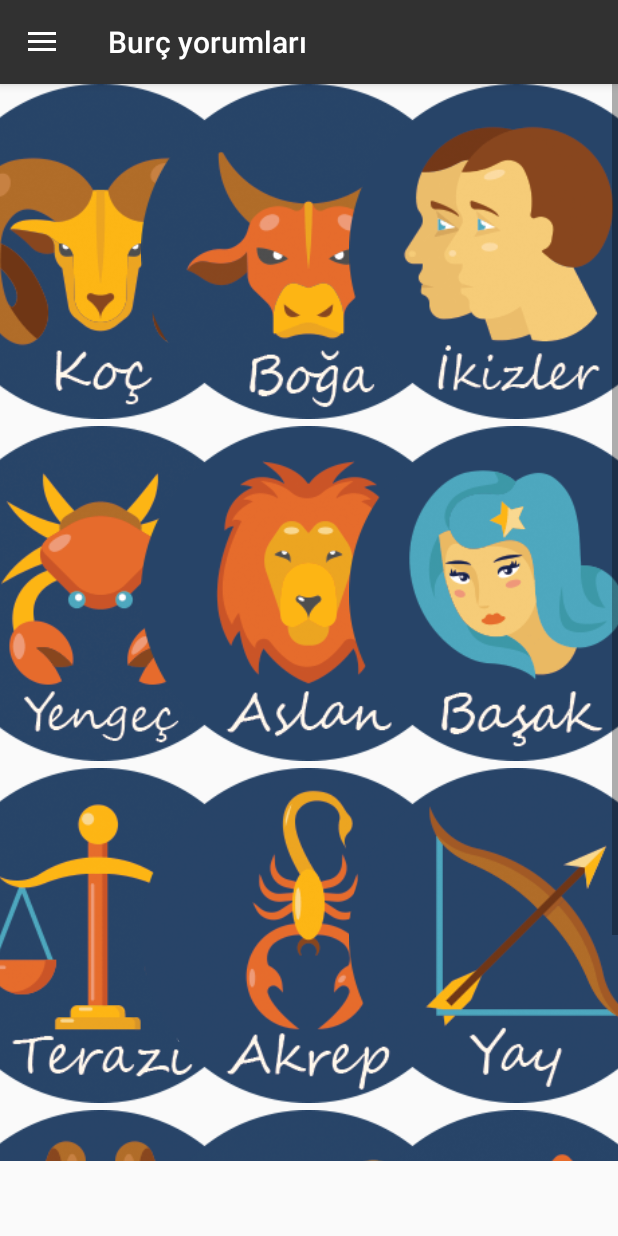
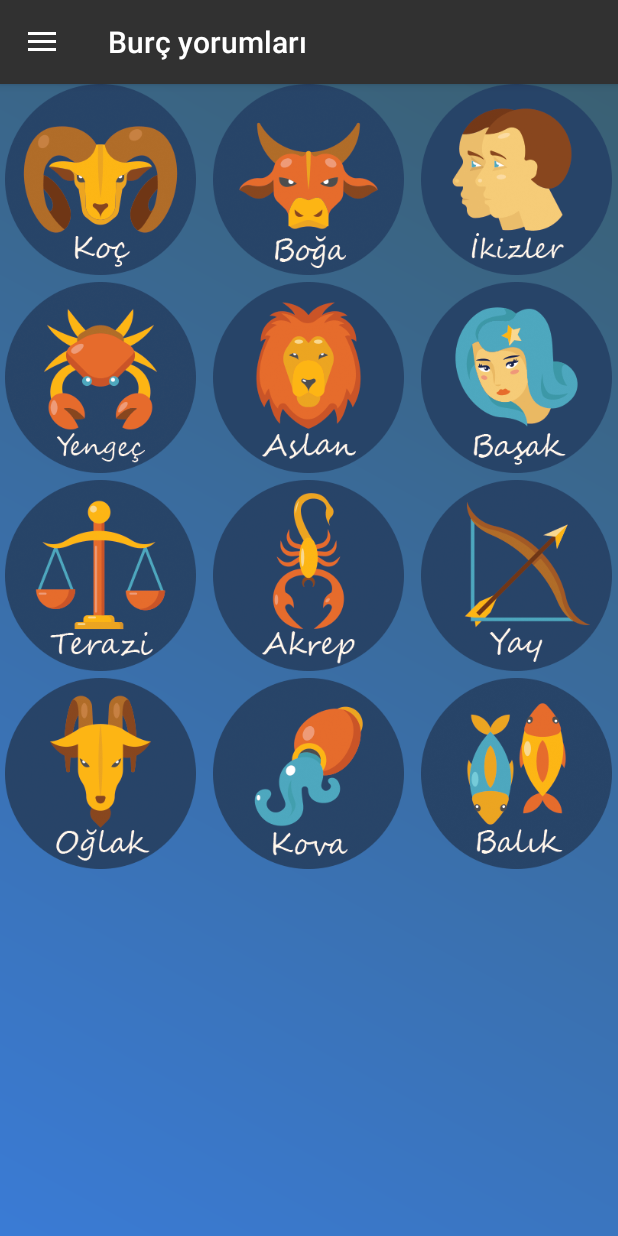
Before and after one commit to dmaulikr/GunlukBurclar, an Android app: the screen it shows after launch (MainActivity), after a tap on "Burç yorumları", on a phone screen of 412 x 824 dp. Run offline under Robolectric (Android 15) with nearby library versions, the phone set to English and light mode, and no system bars; our stand-ins replace AdMob, CircleImageView; libraries missing offline, so code that uses them is left out: com.android.vending, com.facebook, com.facebook.ads, com.facebook.appevents, jp.co.recruit_mp; pictures from the network do not load; 16 statements that could not run were skipped; 2 other taps on this screen came first.

Commit message:
upgrading to v3.0

```diff
--- a/app/src/main/java/org/uusoftware/burclar/FragmentHome.java
+++ b/app/src/main/java/org/uusoftware/burclar/FragmentHome.java
@@ -49,6 +49,7 @@ public class FragmentHome extends Fragment {
             RelativeLayout adViewContainer = (RelativeLayout) v.findViewById(R.id.adFacebook);
             adView = new com.facebook.ads.AdView(getActivity(), "155235578298611_155235834965252", AdSize.BANNER_HEIGHT_50);
             AdSettings.addTestDevice("93b55fab32ae5be4b95fb1fa2815d35b");
+            AdSettings.addTestDevice("9c984b400407ede69f69662c8816f1d3");
             adViewContainer.addView(adView);
             adView.loadAd();
         }
--- a/app/src/main/java/org/uusoftware/burclar/MainActivity.java
+++ b/app/src/main/java/org/uusoftware/burclar/MainActivity.java
@@ -63,7 +63,6 @@ public class MainActivity extends AppCompatActivity {
     Toolbar toolbar;
     NavigationView navigationView;
     DrawerLayout drawerLayout;
-    MenuItem clickedMenuItem;
 
    /* CallbackManager callbackmanager;
     LoginButton loginButton;*/
@@ -129,8 +128,6 @@ public class MainActivity extends AppCompatActivity {
             // This method will trigger on item Click of navigation menu
             @Override
             public boolean onNavigationItemSelected(MenuItem menuItem) {
-
-                clickedMenuItem = menuItem;
                 menuItem.setChecked(true);
 
                 //Closing drawer on item click
@@ -321,10 +318,17 @@ public class MainActivity extends AppCompatActivity {
             if (ownedSkus.contains("premium")) {
                 premium = true;
                 prefs.edit().putBoolean("Premium", true).apply();
+
+                MenuItem item = navigationView.getMenu().findItem(R.id.nav_premium);
+                item.setTitle(R.string.nav_text_premium2);
             } else {
                 premium = false;
                 prefs.edit().putBoolean("Premium", false).apply();
                 AdMob();
+
+                MenuItem item = navigationView.getMenu().findItem(R.id.nav_premium);
+                item.setTitle(R.string.nav_text_premium);
+                item.setIcon(R.drawable.ic_slider_premium);
             }
         } else {
             AdMob();
--- a/app/src/main/java/org/uusoftware/burclar/adapter/GridAdapter.java
+++ b/app/src/main/java/org/uusoftware/burclar/adapter/GridAdapter.java
@@ -1,12 +1,11 @@
 package org.uusoftware.burclar.adapter;
 
 import android.content.Context;
+import android.util.AttributeSet;
 import android.view.View;
 import android.view.ViewGroup;
 import android.widget.BaseAdapter;
-import android.widget.GridView;
 import android.widget.ImageView;
-import android.widget.ImageView.ScaleType;
 
 import org.uusoftware.burclar.R;
 
@@ -40,17 +39,34 @@ public class GridAdapter extends BaseAdapter {
 
     // create a new ImageView for each item referenced by the Adapter
     public View getView(int position, View convertView, ViewGroup parent) {
-        ImageView imageView;
+        SquareImageView imageView;
         if (convertView == null) {
-            // if it's not recycled, initialize some attributes
-            imageView = new ImageView(mContext);
-            imageView.setLayoutParams(new GridView.LayoutParams(335, 335));
-            imageView.setScaleType(ScaleType.FIT_XY);
+            imageView = new SquareImageView(mContext);
         } else {
-            imageView = (ImageView) convertView;
+            imageView = (SquareImageView) convertView;
         }
 
         imageView.setImageResource(mThumbIds[position]);
         return imageView;
     }
+
+    public class SquareImageView extends ImageView {
+
+        public SquareImageView(Context context) {
+            super(context);
+        }
+
+        public SquareImageView(Context context, AttributeSet attrs) {
+            super(context, attrs);
+        }
+
+        public SquareImageView(Context context, AttributeSet attrs, int defStyle) {
+            super(context, attrs, defStyle);
+        }
+
+        @Override
+        public void onMeasure(int widthMeasureSpec, int heightMeasureSpec) {
+            super.onMeasure(widthMeasureSpec - 10, widthMeasureSpec - 10);
+        }
+    }
 }
--- /dev/null
+++ b/app/src/main/res/drawable/gradient_home.xml
@@ -0,0 +1,8 @@
+<?xml version="1.0" encoding="utf-8"?>
+<shape xmlns:android="http://schemas.android.com/apk/res/android"
+       android:shape="rectangle">
+    <gradient
+        android:angle="45"
+        android:endColor="#3a6073"
+        android:startColor="#3a7bd5"/>
+</shape>
--- a/app/src/main/res/layout/fragment_fifth.xml
+++ b/app/src/main/res/layout/fragment_fifth.xml
@@ -6,7 +6,7 @@
     <ImageView
         android:id="@+id/imageView1"
         android:layout_width="match_parent"
-        android:layout_height="125dp"
+        android:layout_height="100dp"
         android:layout_alignParentEnd="true"
         android:layout_alignParentLeft="true"
         android:layout_alignParentRight="true"
--- a/app/src/main/res/layout/fragment_fourth.xml
+++ b/app/src/main/res/layout/fragment_fourth.xml
@@ -2,7 +2,8 @@
 <RelativeLayout
     xmlns:android="http://schemas.android.com/apk/res/android"
     android:layout_width="match_parent"
-    android:layout_height="match_parent">
+    android:layout_height="match_parent"
+    android:background="@drawable/gradient_cin">
 
     <RelativeLayout
         android:id="@+id/adFacebook"
--- a/app/src/main/res/layout/fragment_general.xml
+++ b/app/src/main/res/layout/fragment_general.xml
@@ -6,7 +6,7 @@
     <ImageView
         android:id="@+id/imageView1"
         android:layout_width="match_parent"
-        android:layout_height="125dp"
+        android:layout_height="100dp"
         android:layout_alignParentEnd="true"
         android:layout_alignParentLeft="true"
         android:layout_alignParentRight="true"
--- a/app/src/main/res/layout/fragment_home.xml
+++ b/app/src/main/res/layout/fragment_home.xml
@@ -3,12 +3,12 @@
     xmlns:android="http://schemas.android.com/apk/res/android"
     android:layout_width="match_parent"
     android:layout_height="match_parent"
-    android:background="#FAFAFA">
+    android:background="@drawable/gradient_home">
 
     <GridView xmlns:android="http://schemas.android.com/apk/res/android"
               android:id="@+id/gridView"
-              android:layout_width="match_parent"
-              android:layout_height="match_parent"
+              android:layout_width="fill_parent"
+              android:layout_height="fill_parent"
               android:layout_above="@id/adFacebook"
               android:gravity="center"
               android:horizontalSpacing="5dp"
--- a/app/src/main/res/layout/fragment_second.xml
+++ b/app/src/main/res/layout/fragment_second.xml
@@ -2,7 +2,8 @@
 <RelativeLayout
     xmlns:android="http://schemas.android.com/apk/res/android"
     android:layout_width="match_parent"
-    android:layout_height="match_parent">
+    android:layout_height="match_parent"
+    android:background="@drawable/gradient_burcuyumu">
 
     <RelativeLayout
         android:id="@+id/adFacebook"
--- a/app/src/main/res/layout/fragment_third.xml
+++ b/app/src/main/res/layout/fragment_third.xml
@@ -2,7 +2,8 @@
 <RelativeLayout
     xmlns:android="http://schemas.android.com/apk/res/android"
     android:layout_width="match_parent"
-    android:layout_height="match_parent">
+    android:layout_height="match_parent"
+    android:background="@drawable/gradient_yukselen">
 
 
     <RelativeLayout
--- a/app/src/main/res/values/strings.xml
+++ b/app/src/main/res/values/strings.xml
@@ -32,6 +32,9 @@
     <string name="nav_text_beta">Beta testine kaydolun</string>
     <string name="nav_text_version"><small>Günlük Burçlar v3.0</small></string>
 
+    <!-- Nav Drawer Menu Items -->
+    <string name="nav_text_premium2">Günlük Burçlar Premium</string>
+
     <!-- Content Description -->
     <string name="desc_list_item_icon">Öğe ikonu</string>
     <string name="navigation_drawer_open">Yan menü açıldı</string>
```
Also changed, not shown: app/src/main/res/drawable/gradient_burcuyumu.xml (added, +8 -0 lines), app/src/main/res/drawable/gradient_cin.xml (added, +8 -0 lines), app/src/main/res/drawable/gradient_yukselen.xml (added, +8 -0 lines).
